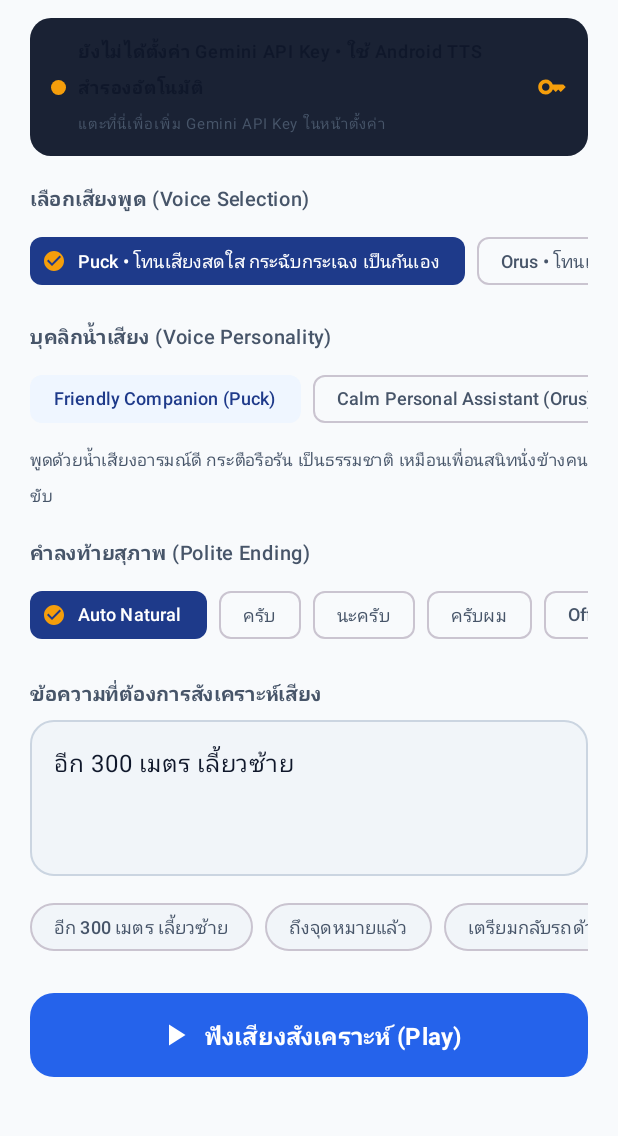
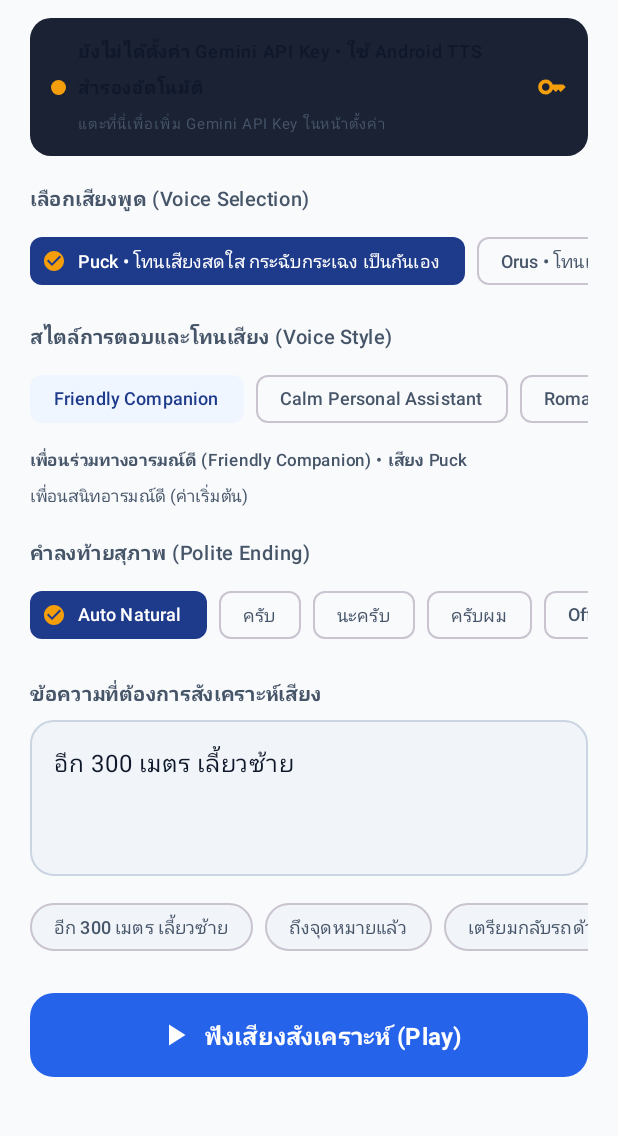
Before and after one commit to Testqqq1/SiamVoice, an Android app built with Jetpack Compose: the screen it shows after launch (MainActivity), on a phone screen of 412 x 824 dp, the part 96-1232 px from its top. Run offline under Robolectric (Android 15) with nearby library versions, the phone set to English and light mode, and no system bars; pictures from the network do not load.

Commit message:
feat: add Grok-style voice style presets with 18+ age gate
- Extend VoiceStylePreset: Romantic, Storyteller, Conspiracy Whisper, Unhinged 18+, Sexy 18+
- Per-style Gemini voice, tone prompt, rewrite instruction, rate/pitch hints
- 18+ presets gated by one-time age confirmation stored in SiamVoicePreferences (off by default)
- 18+ presets disable the automatic Thai polite ending (ครับ/ค่ะ)
- Style id included in VoiceClipCache key
- Settings/Home UI + age confirmation dialog (Thai)
- Unit tests for mapping, gating, polite ending override and cache keys

```diff
--- a/app/src/main/java/com/example/data/SiamVoicePreferences.kt
+++ b/app/src/main/java/com/example/data/SiamVoicePreferences.kt
@@ -19,10 +19,16 @@ data class AppSettings(
     val voicePreset: VoiceStylePreset = VoiceStylePreset.FRIENDLY_COMPANION,
     val geminiVoice: String = VoiceStylePreset.FRIENDLY_COMPANION.voiceName,
     val politeEndingStyle: PoliteEndingStyle = PoliteEndingStyle.AUTO_NATURAL,
+    /** True once the user confirmed in the one-time dialog that they are 18 or older. Off by default. */
+    val adultContentConfirmed: Boolean = false,
     val modelPreference: GeminiModelPreference = GeminiModelPreference.FLASH_PRIMARY,
     val verifiedFlashModelId: String = "gemini-3.8-flash-tts",
     val verifiedFlashLiteModelId: String = "gemini-3.8-flash-lite-tts"
 )
+
+/** Polite ending actually applied: 18+ presets override the user's choice (they switch it off). */
+val AppSettings.effectivePoliteEndingStyle: PoliteEndingStyle
+    get() = voicePreset.resolvePoliteEnding(politeEndingStyle)
 
 class SiamVoicePreferences(context: Context) {
     private val prefs: SharedPreferences =
@@ -31,17 +37,31 @@ class SiamVoicePreferences(context: Context) {
     private val _settingsFlow = MutableStateFlow(loadSettings())
     val settingsFlow: StateFlow<AppSettings> = _settingsFlow.asStateFlow()
 
+    companion object {
+        const val KEY_ADULT_CONFIRMED = "adult_content_confirmed"
+    }
+
     fun getSettings(): AppSettings = loadSettings()
 
     private fun loadSettings(): AppSettings {
         val styleName = prefs.getString("polite_style", PoliteEndingStyle.AUTO_NATURAL.name)
         val politeStyle = PoliteEndingStyle.fromStoredName(styleName)
 
+        val adultConfirmed = prefs.getBoolean(KEY_ADULT_CONFIRMED, false)
+
         val savedPresetName = prefs.getString("voice_preset", VoiceStylePreset.FRIENDLY_COMPANION.name)
-        val preset = VoiceStylePreset.fromVoiceOrName(savedPresetName)
+        // 18+ presets are never active without the age confirmation, even if stored in prefs.
+        val preset = VoiceStylePreset.gate(VoiceStylePreset.fromVoiceOrName(savedPresetName), adultConfirmed)
 
-        val savedVoiceName = prefs.getString("gemini_voice", preset.voiceName)
-        val voiceOption = GeminiVoiceOption.fromVoiceName(savedVoiceName)
+        val savedVoiceName = prefs.getString("gemini_voice", preset.voiceName)?.trim()
+        // Accept the classic Puck/Orus choices and any (permitted) preset voice; otherwise use the preset's voice.
+        val resolvedVoice = GeminiVoiceOption.entries
+            .firstOrNull { it.voiceName.equals(savedVoiceName, ignoreCase = true) }?.voiceName
+            ?: VoiceStylePreset.entries
+                .firstOrNull {
+                    it.voiceName.equals(savedVoiceName, ignoreCase = true) && (!it.isAdult || adultConfirmed)
+                }?.voiceName
+            ?: preset.voiceName
 
         val modelPref = GeminiModelPreference.fromStoredName(
             prefs.getString("gemini_model_pref", GeminiModelPreference.FLASH_PRIMARY.name)
@@ -59,8 +79,9 @@ class SiamVoicePreferences(context: Context) {
             fallbackSpeechRate = prefs.getFloat("fallback_speech_rate", 1.0f).coerceIn(0.5f, 2.0f),
             speechPitch = prefs.getFloat("speech_pitch", 1.0f).coerceIn(0.5f, 2.0f),
             voicePreset = preset,
-            geminiVoice = voiceOption.voiceName,
+            geminiVoice = resolvedVoice,
             politeEndingStyle = politeStyle,
+            adultContentConfirmed = adultConfirmed,
             modelPreference = modelPref,
             verifiedFlashModelId = verifiedFlash,
             verifiedFlashLiteModelId = verifiedFlashLite
@@ -87,11 +108,34 @@ class SiamVoicePreferences(context: Context) {
         _settingsFlow.value = loadSettings()
     }
 
-    fun updateVoicePreset(preset: VoiceStylePreset) {
+    /**
+     * Selects a voice style preset. 18+ presets are rejected (returns false) until
+     * [confirmAdultContent] has been called.
+     */
+    fun updateVoicePreset(preset: VoiceStylePreset): Boolean {
+        if (preset.isAdult && !prefs.getBoolean(KEY_ADULT_CONFIRMED, false)) return false
         prefs.edit()
             .putString("voice_preset", preset.name)
             .putString("gemini_voice", preset.voiceName)
             .commit()
+        _settingsFlow.value = loadSettings()
+        return true
+    }
+
+    /** Stores the one-time "I am 18 or older" confirmation that unlocks the 18+ presets. */
+    fun confirmAdultContent() {
+        prefs.edit().putBoolean(KEY_ADULT_CONFIRMED, true).commit()
+        _settingsFlow.value = loadSettings()
+    }
+
+    /** Revokes the 18+ confirmation and resets any active 18+ preset to the default one. */
+    fun revokeAdultContent() {
+        val editor = prefs.edit().putBoolean(KEY_ADULT_CONFIRMED, false)
+        if (VoiceStylePreset.fromVoiceOrName(prefs.getString("voice_preset", null)).isAdult) {
+            editor.putString("voice_preset", VoiceStylePreset.FRIENDLY_COMPANION.name)
+                .putString("gemini_voice", VoiceStylePreset.FRIENDLY_COMPANION.voiceName)
+        }
+        editor.commit()
         _settingsFlow.value = loadSettings()
     }
 
--- a/app/src/main/java/com/example/model/Models.kt
+++ b/app/src/main/java/com/example/model/Models.kt
@@ -57,34 +57,139 @@ enum class GeminiVoiceOption(
 }
 
 /**
- * Thai voice personality presets for Gemini TTS.
- * Default: Friendly Companion (Puck).
- * Alternative: Calm Personal Assistant (Orus).
+ * Thai voice personality / response-style presets for Gemini TTS, inspired by the "personalities"
+ * of modern AI assistants (default, unhinged, flirty, ...).
+ *
+ * Each preset carries:
+ * - [voiceName]: suggested Gemini prebuilt voice,
+ * - [stylePrompt]: delivery / tone directions that are sent together with the transcript to Gemini TTS,
+ * - [rewriteInstruction]: how [com.example.network.GeminiPromptService] should phrase generated or
+ *   rewritten scripts in this style,
+ * - [speechRateHint] / [pitchHint]: multipliers applied to the Android system TTS fallback
+ *   (Gemini TTS has no numeric rate/pitch, so tone is steered via [stylePrompt]),
+ * - [isAdult]: 18+ presets are gated behind a one-time age confirmation
+ *   (see [com.example.data.SiamVoicePreferences.confirmAdultContent]) and are never selectable before it,
+ * - [politeEndingOverride]: when non-null it replaces the user's polite-ending setting
+ *   (18+ presets switch the automatic "ครับ/ค่ะ" processor off).
+ *
+ * Default: Friendly Companion (Puck) which keeps the original behaviour of the app.
+ * No preset may involve minors; adult presets are for consenting adults only and stay suggestive,
+ * never explicit.
  */
 enum class VoiceStylePreset(
     val presetName: String,
     val thaiTitle: String,
     val voiceName: String,
-    val stylePrompt: String
+    val stylePrompt: String,
+    val thaiDescription: String = "",
+    val rewriteInstruction: String = "",
+    val speechRateHint: Float = 1.0f,
+    val pitchHint: Float = 1.0f,
+    val isAdult: Boolean = false,
+    val politeEndingOverride: PoliteEndingStyle? = null
 ) {
     FRIENDLY_COMPANION(
         presetName = "Friendly Companion",
         thaiTitle = "เพื่อนร่วมทางอารมณ์ดี (Friendly Companion)",
         voiceName = "Puck",
-        stylePrompt = "พูดด้วยน้ำเสียงอารมณ์ดี กระตือรือร้น เป็นธรรมชาติ เหมือนเพื่อนสนิทนั่งข้างคนขับ"
+        stylePrompt = "พูดด้วยน้ำเสียงอารมณ์ดี กระตือรือร้น เป็นธรรมชาติ เหมือนเพื่อนสนิทนั่งข้างคนขับ",
+        thaiDescription = "เพื่อนสนิทอารมณ์ดี (ค่าเริ่มต้น)",
+        rewriteInstruction = "เขียนด้วยน้ำเสียงเป็นกันเอง อารมณ์ดี สุภาพ เหมือนเพื่อนสนิท"
     ),
     PERSONAL_ASSISTANT(
         presetName = "Calm Personal Assistant",
         thaiTitle = "ผู้ช่วยส่วนตัวสุภาพใจเย็น (Calm Personal Assistant)",
         voiceName = "Orus",
-        stylePrompt = "พูดด้วยน้ำเสียงนุ่มทุ้ม สุภาพ ใจเย็น อบอุ่น เหมือนเลขาส่วนตัว"
+        stylePrompt = "พูดด้วยน้ำเสียงนุ่มทุ้ม สุภาพ ใจเย็น อบอุ่น เหมือนเลขาส่วนตัว",
+        thaiDescription = "สุภาพ ใจเย็น เหมือนเลขาส่วนตัว",
+        rewriteInstruction = "เขียนด้วยน้ำเสียงสุภาพ สุขุม ใจเย็น กระชับ"
+    ),
+    ROMANTIC(
+        presetName = "Romantic",
+        thaiTitle = "โรแมนติก หวานละมุน (Romantic)",
+        voiceName = "Algieba",
+        stylePrompt = "Speak in a warm, tender, romantic voice, soft and smooth, slightly slower, " +
+            "like whispering sweet words to a loved one over dinner. " +
+            "พูดด้วยน้ำเสียงอบอุ่น หวานละมุน นุ่มนวล จังหวะช้าลงเล็กน้อย เหมือนกระซิบคำหวานกับคนที่รัก",
+        thaiDescription = "หวาน อบอุ่น นุ่มนวล (ทุกวัย)",
+        rewriteInstruction = "เขียนด้วยน้ำเสียงโรแมนติก หวาน อบอุ่น สุภาพ ไม่หยาบคาย",
+        speechRateHint = 0.9f
+    ),
+    STORYTELLER(
+        presetName = "Storyteller",
+        thaiTitle = "นักเล่านิทาน (Storyteller)",
+        voiceName = "Sulafat",
+        stylePrompt = "Speak like a captivating storyteller: warm, expressive, with dramatic pauses " +
+            "and rising suspense at the key moments. " +
+            "พูดแบบนักเล่าเรื่อง อบอุ่น มีอารมณ์ ใส่จังหวะหยุดเว้นวรรคให้ลุ้นตามจังหวะสำคัญ",
+        thaiDescription = "เล่าเรื่องมีจังหวะ ลุ้นระทึก",
+        rewriteInstruction = "เขียนแบบนักเล่าเรื่อง มีจังหวะ เว้นวรรค และสร้างบรรยากาศ",
+        speechRateHint = 0.95f
+    ),
+    CONSPIRACY(
+        presetName = "Conspiracy Whisper",
+        thaiTitle = "กระซิบทฤษฎีสมคบคิด (Conspiracy Whisper)",
+        voiceName = "Algenib",
+        stylePrompt = "Speak in a hushed, paranoid, conspiratorial whisper, as if sharing a dangerous secret. " +
+            "Look over your shoulder, drop your voice at the punchlines, playful and over-the-top. " +
+            "พูดกระซิบแบบลับๆ ล่อๆ หวาดระแวงอย่างตลก เหมือนเล่าความลับระดับโลก",
+        thaiDescription = "กระซิบลับๆ ตลกๆ เล่นใหญ่",
+        rewriteInstruction = "เขียนแบบเล่าความลับสุดแสบ ขำๆ เว่อร์ๆ (เพื่อความบันเทิงเท่านั้น ไม่อ้างข้อมูลจริงที่เป็นเท็จ)",
+        speechRateHint = 0.95f
+    ),
+    UNHINGED(
+        presetName = "Unhinged 18+",
+        thaiTitle = "ปากจัด ตัวตึง (Unhinged) 18+",
+        voiceName = "Fenrir",
+        stylePrompt = "Speak in an unhinged, chaotic, high-energy voice: sarcastic, cheeky, wildly " +
+            "expressive, laughing and shouting at the right moments, delivering every word with attitude. " +
+            "พูดแบบกวนๆ ปากจัด พลังงานสูง ประชดประชัน เล่นใหญ่ มีหัวเราะและตะโกนในจังหวะที่ใช่",
+        thaiDescription = "กวน ปากจัด ประชด พลังงานเต็ม (เฉพาะผู้ใหญ่)",
+        rewriteInstruction = "เขียนแบบกวนๆ ปากจัด ประชดประชัน อนุญาตให้ใช้คำสบถหรือคำหยาบเบาๆ ได้ " +
+            "ห้ามเหยียดหรือด่าทอกลุ่มคนหรือบุคคลจริง ห้ามมีเนื้อหาเกี่ยวกับเด็กหรือผู้เยาว์",
+        speechRateHint = 1.1f,
+        pitchHint = 1.05f,
+        isAdult = true,
+        politeEndingOverride = PoliteEndingStyle.OFF
+    ),
+    SEXY(
+        presetName = "Sexy 18+",
+        thaiTitle = "เสียงกระซิบยั่วๆ (Sexy) 18+",
+        voiceName = "Enceladus",
+        stylePrompt = "Speak in a sultry, breathy, intimate adult voice: low and slow, " +
+            "a seductive whisper close to the microphone, with soft sighs and playful pauses. " +
+            "พูดด้วยน้ำเสียงกระซิบแผ่วๆ ทุ้มต่ำ จังหวะช้า ยั่วเย้าเป็นผู้ใหญ่ มีเสียงลมหายใจและเว้นจังหวะอย่างเย้ายวน",
+        thaiDescription = "กระซิบแผ่ว ทุ้ม ช้า เย้ายวน (เฉพาะผู้ใหญ่)",
+        rewriteInstruction = "เขียนแบบเย้ายวน กระซิบ ชวนจินตนาการ สำหรับผู้ใหญ่ที่ยินยอมเท่านั้น " +
+            "ใช้ภาษาเชิงเย้าแหย่ ไม่โจ่งแจ้งหรือลามกอนาจาร ห้ามมีเนื้อหาเกี่ยวกับเด็กหรือผู้เยาว์",
+        speechRateHint = 0.85f,
+        pitchHint = 0.92f,
+        isAdult = true,
+        politeEndingOverride = PoliteEndingStyle.OFF
     );
 
+    /** The polite-ending style actually applied for this preset given the user's own choice. */
+    fun resolvePoliteEnding(userChoice: PoliteEndingStyle): PoliteEndingStyle =
+        politeEndingOverride ?: userChoice
+
     companion object {
+        /** Presets that anyone may select without an age confirmation. */
+        val allAgesPresets: List<VoiceStylePreset> get() = entries.filter { !it.isAdult }
+
+        /** 18+ presets that require a one-time age confirmation. */
+        val adultPresets: List<VoiceStylePreset> get() = entries.filter { it.isAdult }
+
+        /**
+         * Returns this preset if allowed, otherwise the default preset.
+         * Used as a defence in depth wherever a preset is read from storage or a request.
+         */
+        fun gate(preset: VoiceStylePreset, adultConfirmed: Boolean): VoiceStylePreset =
+            if (preset.isAdult && !adultConfirmed) FRIENDLY_COMPANION else preset
+
         fun fromVoiceOrName(value: String?): VoiceStylePreset {
-            return when (value?.trim()) {
-                PERSONAL_ASSISTANT.name,
-                PERSONAL_ASSISTANT.presetName,
+            val v = value?.trim()
+            entries.firstOrNull { it.name == v || it.presetName == v }?.let { return it }
+            return when (v) {
                 "Personal Assistant",
                 PERSONAL_ASSISTANT.voiceName -> PERSONAL_ASSISTANT
                 else -> FRIENDLY_COMPANION
--- a/app/src/main/java/com/example/network/GeminiTtsClient.kt
+++ b/app/src/main/java/com/example/network/GeminiTtsClient.kt
@@ -203,7 +203,12 @@ class GeminiTtsClient(
             "Fenrir",
             "Aoede",
             "Zephyr",
-            "Leda"
+            "Leda",
+            // Voices suggested by the voice style presets (VoiceStylePreset)
+            "Algieba",
+            "Sulafat",
+            "Algenib",
+            "Enceladus"
         )
 
         fun defaultHttpClient(): OkHttpClient {
--- a/app/src/main/java/com/example/tts/SiamVoiceTtsService.kt
+++ b/app/src/main/java/com/example/tts/SiamVoiceTtsService.kt
@@ -8,6 +8,7 @@ import android.speech.tts.TextToSpeechService
 import android.util.Log
 import com.example.SiamVoiceApplication
 import com.example.data.SiamVoicePreferences
+import com.example.data.effectivePoliteEndingStyle
 import com.example.engine.SiamVoiceTtsSynthesizer
 import com.example.model.SynthesisRequestData
 import kotlinx.coroutines.CancellationException
@@ -78,7 +79,7 @@ open class SiamVoiceTtsService : TextToSpeechService() {
 
         val synthesisRequestData = SynthesisRequestData(
             text = text,
-            politeStyle = settings.politeEndingStyle,
+            politeStyle = settings.effectivePoliteEndingStyle,
             voicePreset = settings.voicePreset,
             geminiVoice = settings.geminiVoice,
             stylePrompt = settings.voicePreset.stylePrompt,
--- a/app/src/main/java/com/example/ui/HomeScreen.kt
+++ b/app/src/main/java/com/example/ui/HomeScreen.kt
@@ -85,6 +85,13 @@ fun HomeScreen(
     onNavigateToSettings: () -> Unit
 ) {
     val state by viewModel.uiState.collectAsState()
+
+    if (state.showAdultDialog) {
+        AdultContentDialog(
+            onConfirm = { viewModel.confirmAdultContent() },
+            onDismiss = { viewModel.dismissAdultDialog() }
+        )
+    }
 
     val quickPhrases = listOf(
         "อีก 300 เมตร เลี้ยวซ้าย",
@@ -215,9 +222,9 @@ fun HomeScreen(
 
             Spacer(modifier = Modifier.height(14.dp))
 
-            // 2. Voice Personality (Friendly Companion / Calm Personal Assistant)
+            // 2. Voice Style / Personality (all-ages presets + 18+ presets behind a one-time age confirmation)
             Text(
-                text = "บุคลิกน้ำเสียง (Voice Personality)",
+                text = "สไตล์การตอบและโทนเสียง (Voice Style)",
                 fontSize = 13.sp,
                 fontWeight = FontWeight.SemiBold,
                 color = MaterialTheme.colorScheme.onSurfaceVariant
@@ -232,13 +239,14 @@ fun HomeScreen(
             ) {
                 VoiceStylePreset.entries.forEach { preset ->
                     val isSelected = state.settings.voicePreset == preset
+                    val isLocked = preset.isAdult && !state.settings.adultContentConfirmed
                     FilterChip(
                         selected = isSelected,
                         onClick = { viewModel.selectVoicePreset(preset) },
-                        modifier = Modifier.testTag("preset_${preset.voiceName.lowercase()}"),
+                        modifier = Modifier.testTag("preset_${preset.name.lowercase()}"),
                         label = {
                             Text(
-                                text = "${preset.presetName} (${preset.voiceName})",
+                                text = if (isLocked) "🔒 ${preset.presetName}" else preset.presetName,
                                 fontSize = 12.sp
                             )
                         },
@@ -252,7 +260,13 @@ fun HomeScreen(
 
             Spacer(modifier = Modifier.height(4.dp))
             Text(
-                text = state.settings.voicePreset.stylePrompt,
+                text = "${state.settings.voicePreset.thaiTitle} • เสียง ${state.settings.voicePreset.voiceName}",
+                fontSize = 11.sp,
+                fontWeight = FontWeight.SemiBold,
+                color = MaterialTheme.colorScheme.onSurfaceVariant
+            )
+            Text(
+                text = state.settings.voicePreset.thaiDescription.ifBlank { state.settings.voicePreset.stylePrompt },
                 fontSize = 11.sp,
                 color = MaterialTheme.colorScheme.onSurfaceVariant
             )
@@ -266,6 +280,15 @@ fun HomeScreen(
                 fontWeight = FontWeight.SemiBold,
                 color = MaterialTheme.colorScheme.onSurfaceVariant
             )
+            val politeOverride = state.settings.voicePreset.politeEndingOverride
+            if (politeOverride != null) {
+                Text(
+                    text = "สไตล์ ${state.settings.voicePreset.presetName} ปิดคำลงท้าย ครับ/ค่ะ อัตโนมัติ",
+                    fontSize = 11.sp,
+                    color = GoldAccent,
+                    modifier = Modifier.testTag("polite_override_note")
+                )
+            }
             Spacer(modifier = Modifier.height(6.dp))
 
             Row(
@@ -275,9 +298,10 @@ fun HomeScreen(
                 horizontalArrangement = Arrangement.spacedBy(8.dp)
             ) {
                 PoliteEndingStyle.entries.forEach { style ->
-                    val isSelected = state.settings.politeEndingStyle == style
+                    val isSelected = (politeOverride ?: state.settings.politeEndingStyle) == style
                     FilterChip(
                         selected = isSelected,
+                        enabled = politeOverride == null,
                         onClick = { viewModel.selectPoliteStyle(style) },
                         modifier = Modifier.testTag("polite_${style.name.lowercase()}"),
                         label = { Text(style.label, fontSize = 12.sp) },
```
Also changed, not shown: app/src/main/java/com/example/cache/VoiceClipCache.kt (+16 -6 lines), app/src/main/java/com/example/engine/SiamVoiceTtsSynthesizer.kt (+53 -24 lines), app/src/main/java/com/example/network/GeminiPromptService.kt (+29 -6 lines), app/src/main/java/com/example/ui/AdultContentDialog.kt (added, +47 -0 lines), app/src/main/java/com/example/ui/AdvancedSettingsScreen.kt (+54 -0 lines), app/src/main/java/com/example/ui/SiamVoiceViewModel.kt (+35 -3 lines), 1 other file.
